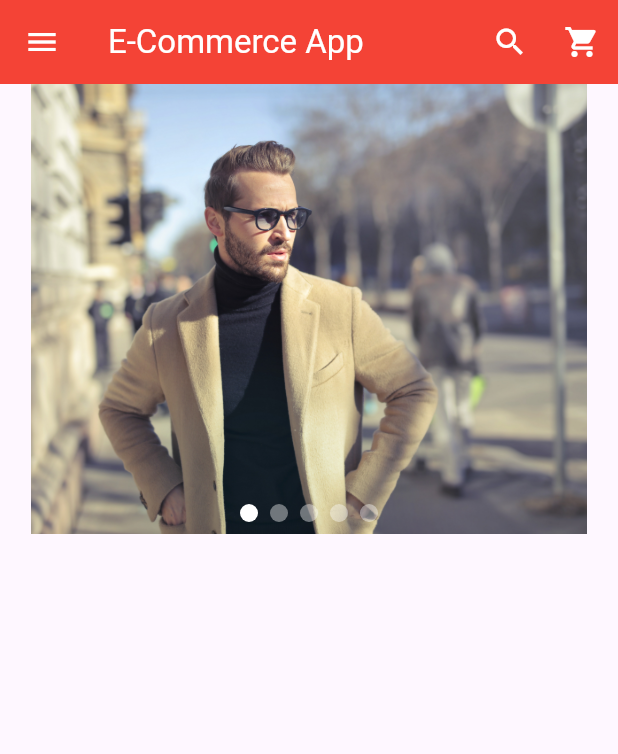
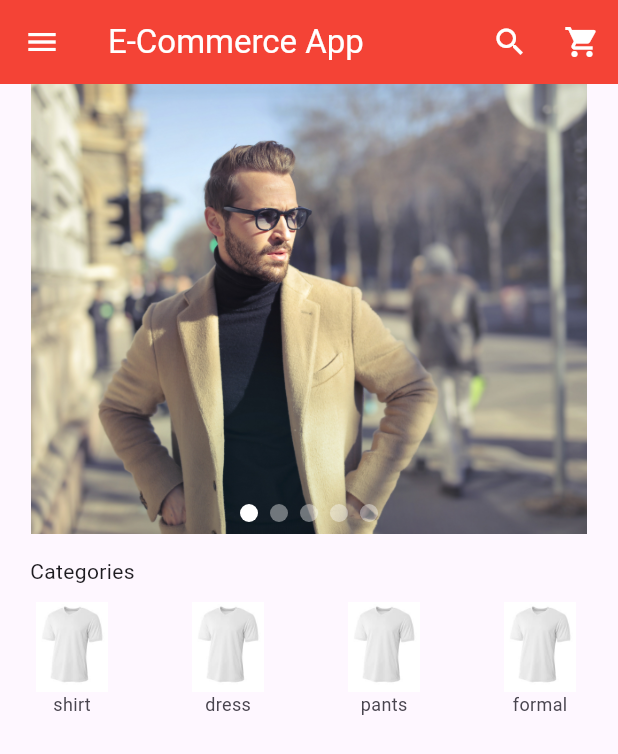
Before and after one commit to Meriem-Boussoufa/e-commerce_app, a Flutter app: the screen it shows after launch, on a phone screen of 412 x 824 dp. Shown: the top 754 px of the screen. Run offline on Flutter 3.47's test engine with Material 3 defaults, Android fonts, the phone set to English and light mode, and no system bars; drawn by our look-alikes of flutter_carousel_widget.

Commit message:
Add Horizontal View

```diff
--- /dev/null
+++ b/lib/components/horizontal_list.dart
@@ -0,0 +1,67 @@
+import 'package:flutter/material.dart';
+
+class HorizontalList extends StatelessWidget {
+  const HorizontalList({super.key});
+
+  @override
+  Widget build(BuildContext context) {
+    return SizedBox(
+      height: 100,
+      child: ListView(
+        scrollDirection: Axis.horizontal,
+        children: const [
+          Category(
+              imageLocation: 'assets/images/shirt.jpeg', imageCaption: 'shirt'),
+          Category(
+              imageLocation: 'assets/images/shirt.jpeg', imageCaption: 'dress'),
+          Category(
+              imageLocation: 'assets/images/shirt.jpeg', imageCaption: 'pants'),
+          Category(
+              imageLocation: 'assets/images/shirt.jpeg',
+              imageCaption: 'formal'),
+          Category(
+              imageLocation: 'assets/images/shirt.jpeg',
+              imageCaption: 'informal'),
+          Category(
+              imageLocation: 'assets/images/shirt.jpeg', imageCaption: 'shoes'),
+          Category(
+              imageLocation: 'assets/images/shirt.jpeg',
+              imageCaption: 'others'),
+        ],
+      ),
+    );
+  }
+}
+
+class Category extends StatelessWidget {
+  final String imageLocation;
+  final String imageCaption;
+  const Category(
+      {super.key, required this.imageLocation, required this.imageCaption});
+
+  @override
+  Widget build(BuildContext context) {
+    return Padding(
+      padding: const EdgeInsets.all(2.0),
+      child: InkWell(
+        onTap: () {},
+        child: SizedBox(
+          width: 100.0,
+          child: ListTile(
+            subtitle: Container(
+                alignment: Alignment.topCenter,
+                child: Text(
+                  imageCaption,
+                  style: const TextStyle(fontSize: 12.0),
+                )),
+            title: Image.asset(
+              imageLocation,
+              width: 80,
+              height: 60,
+            ),
+          ),
+        ),
+      ),
+    );
+  }
+}
--- a/lib/main.dart
+++ b/lib/main.dart
@@ -1,3 +1,4 @@
+import 'package:e_commerce_app/components/horizontal_list.dart';
 import 'package:flutter/material.dart';
 import 'package:flutter_carousel_widget/flutter_carousel_widget.dart';
 
@@ -106,7 +107,8 @@ class MyApp extends StatelessWidget {
           ),
         ]),
       ),
-      body: Column(children: [
+      body: SingleChildScrollView(
+        child: Column(crossAxisAlignment: CrossAxisAlignment.start, children: [
           FlutterCarousel(
             options: CarouselOptions(
               enlargeCenterPage: true,
@@ -128,7 +130,13 @@ class MyApp extends StatelessWidget {
               );
             }).toList(),
           ),
+          const Padding(
+            padding: EdgeInsets.only(left: 20, top: 15),
+            child: Text('Categories'),
+          ),
+          const HorizontalList(),
         ]),
+      ),
     );
   }
 }
--- a/pubspec.yaml
+++ b/pubspec.yaml
@@ -27,6 +27,7 @@ flutter:
     - assets/images/logo.png
     - assets/images/m1.jpeg
     - assets/images/m2.jpg
+    - assets/images/shirt.jpeg
 
   # fonts:
   #   - family: Schyler
```
Also changed, not shown: assets/images/shirt.jpeg (added). Lines whose indentation alone changed are shown as unchanged.
